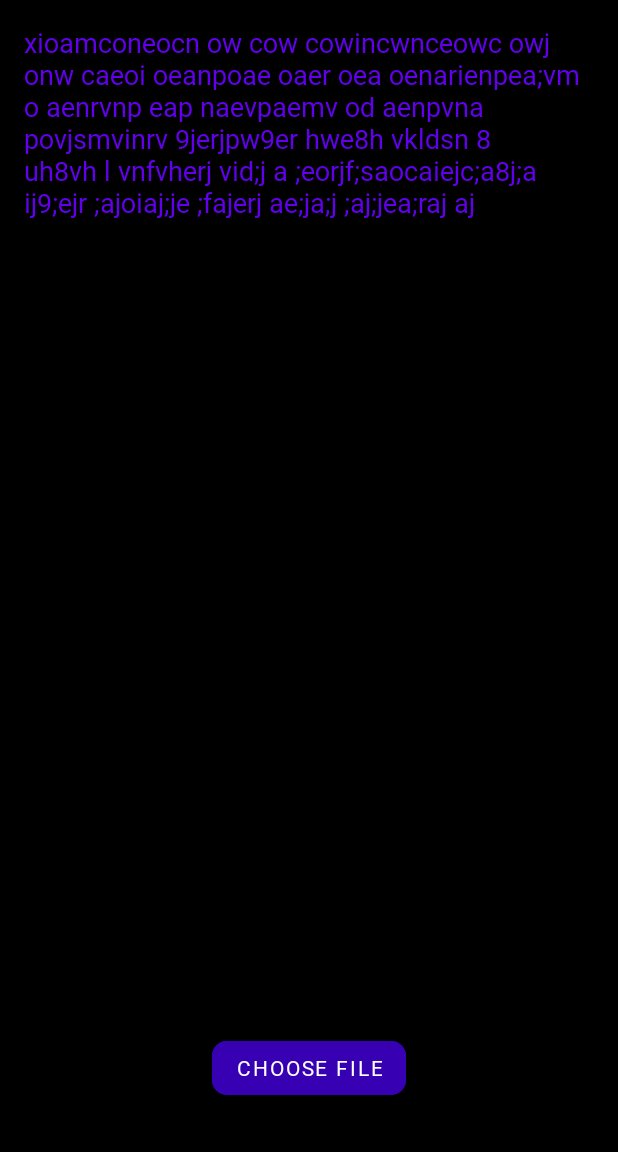
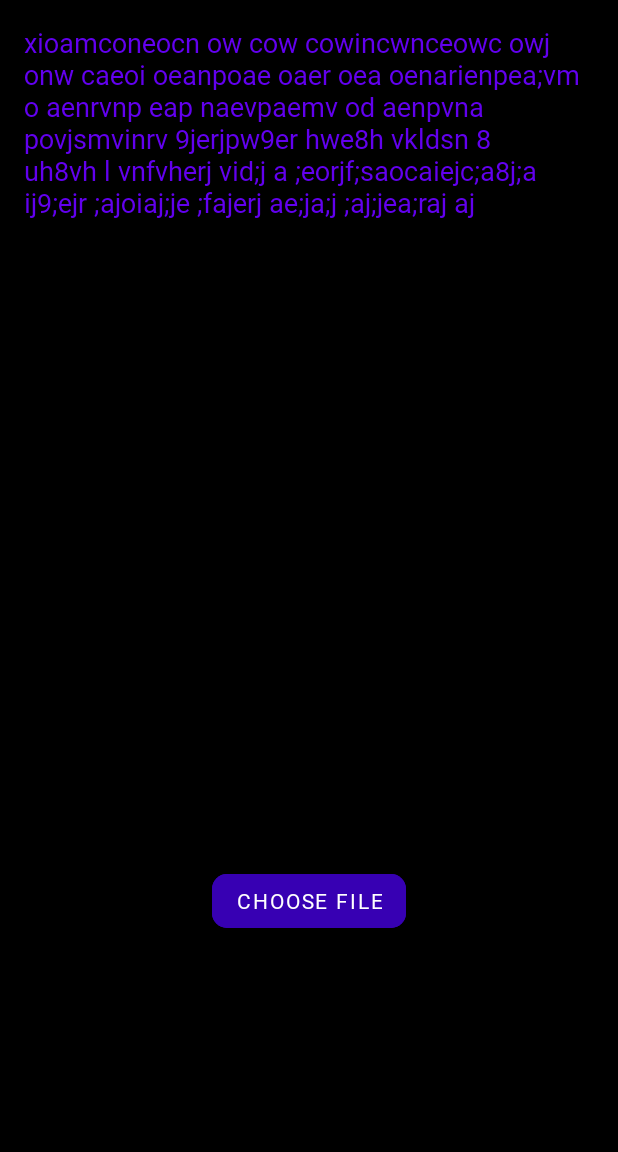
Before and after one commit to Riyaz002/Cipheraz, an Android app: the fragment SelectFileFragment shown on its own in the app's theme, on a phone screen of 412 x 824 dp, the part 84-1236 px from its top. Run offline under Robolectric (Android 15) with nearby library versions, the light colour scheme and no system bars; our stand-ins replace data binding; Roboto replaces fonts that are not available here.

Commit message:
refined the SelectedFileFragment file and removed the CipherFragmentArgs problem

```diff
--- a/app/build.gradle
+++ b/app/build.gradle
@@ -2,7 +2,7 @@ plugins {
     id 'com.android.application'
     id 'kotlin-android'
     id 'kotlin-kapt'
-    id("androidx.navigation.safeargs")
+    id("androidx.navigation.safeargs.kotlin")
 }
 
 android {
--- a/app/src/main/AndroidManifest.xml
+++ b/app/src/main/AndroidManifest.xml
@@ -1,6 +1,9 @@
 <?xml version="1.0" encoding="utf-8"?>
 <manifest xmlns:android="http://schemas.android.com/apk/res/android"
     package="com.riyaz.cipheraz">
+
+    <uses-permission android:name="android.permission.READ_EXTERNAL_STORAGE"/>
+    <uses-permission android:name="android.permission.WRITE_EXTERNAL_STORAGE"/>
 
     <application
         android:allowBackup="true"
--- a/app/src/main/java/com/riyaz/cipheraz/cipher/CipherFragment.kt
+++ b/app/src/main/java/com/riyaz/cipheraz/cipher/CipherFragment.kt
@@ -12,8 +12,10 @@ import android.widget.Toast
 import androidx.core.widget.doOnTextChanged
 import androidx.databinding.DataBindingUtil
 import androidx.lifecycle.Observer
+import androidx.navigation.fragment.navArgs
 import com.riyaz.cipheraz.R
 import com.riyaz.cipheraz.databinding.CipherFragmentBinding
+import com.riyaz.cipheraz.selectfile.SelectFileFragment
 
 class CipherFragment : Fragment() {
 
@@ -31,7 +33,8 @@ class CipherFragment : Fragment() {
     ): View? {
         binding = DataBindingUtil.inflate(inflater, R.layout.cipher_fragment, container, false)
 
-        val path = CipherFragmentArgs().path
+        val args: CipherFragmentArgs by navArgs()
+        val path: String? = args.path
 
         viewModel = ViewModelProvider(this, CipherViewModelFactory(path?: "")).get(CipherViewModel::class.java)
 
--- a/app/src/main/java/com/riyaz/cipheraz/selectfile/SelectFileViewModel.kt
+++ b/app/src/main/java/com/riyaz/cipheraz/selectfile/SelectFileViewModel.kt
@@ -7,14 +7,26 @@ import androidx.lifecycle.ViewModel
 class SelectFileViewModel : ViewModel() {
     // TODO: Implement the ViewModel
 
-    private val _eventOnFileSelected = MutableLiveData<Boolean>()
-    val eventOnFileSelected: LiveData<Boolean> get() = _eventOnFileSelected
+    private val _path: MutableLiveData<String?> = MutableLiveData(null)
+    val path: LiveData<String?> get() = _path
+
+    private val _eventOnFileSelected = MutableLiveData<Boolean?>(null)
+    val eventOnFileSelected: LiveData<Boolean?> get() = _eventOnFileSelected
 
     fun onChooseFileButtonClicked(){
 
     }
 
-    fun onFileSelected(){
+    fun fetchPath(path: String){
+        _path.value = path
+    }
+
+    fun filePathInvalidEvent(){
+        _eventOnFileSelected.value = false
+        _path.value = null
+    }
+
+    fun fileSelected(){
         _eventOnFileSelected.value = true
     }
 
--- a/app/src/main/res/layout/select_file_fragment.xml
+++ b/app/src/main/res/layout/select_file_fragment.xml
@@ -6,7 +6,6 @@
     <data>
 
     </data>
-
     <androidx.constraintlayout.widget.ConstraintLayout
         android:layout_width="match_parent"
         android:layout_height="match_parent"
@@ -16,16 +15,14 @@
         <com.google.android.material.textview.MaterialTextView
             android:id="@+id/tv_choose_file"
             android:layout_width="0dp"
-            android:textColor="@color/purple_500"
-            android:layout_height="0dp"
+            android:layout_height="wrap_content"
             android:layout_marginStart="16dp"
             android:layout_marginTop="16dp"
             android:layout_marginEnd="16dp"
-            android:layout_marginBottom="16dp"
             android:fontFamily="@font/roboto"
             android:text="xioamconeocn ow cow cowincwnceowc owj onw caeoi oeanpoae oaer oea oenarienpea;vm o aenrvnp eap naevpaemv od aenpvna povjsmvinrv 9jerjpw9er hwe8h vkldsn 8 uh8vh l vnfvherj vid;j a ;eorjf;saocaiejc;a8j;a ij9;ejr ;ajoiaj;je ;fajerj ae;ja;j ;aj;jea;raj aj"
+            android:textColor="@color/purple_500"
             android:textSize="18sp"
-            app:layout_constraintBottom_toTopOf="@+id/button_choose_file"
             app:layout_constraintEnd_toEndOf="parent"
             app:layout_constraintHorizontal_bias="0.0"
             app:layout_constraintStart_toStartOf="parent"
@@ -35,14 +32,14 @@
             android:id="@+id/button_choose_file"
             android:layout_width="wrap_content"
             android:layout_height="wrap_content"
-            android:layout_constraintVertical_bias="0.5"
-            android:layout_marginBottom="32dp"
+            android:backgroundTint="@color/purple_700"
             android:fontFamily="@font/roboto"
             android:text="Choose file"
             app:cornerRadius="10dp"
             app:layout_constraintBottom_toBottomOf="parent"
             app:layout_constraintEnd_toEndOf="parent"
-            android:backgroundTint="@color/purple_700"
-            app:layout_constraintStart_toStartOf="parent" />
+            app:layout_constraintStart_toStartOf="parent"
+            app:layout_constraintTop_toBottomOf="@+id/tv_choose_file"
+            app:layout_constraintVertical_bias="0.75" />
     </androidx.constraintlayout.widget.ConstraintLayout>
 </layout>
```
Also changed, not shown: app/src/main/java/com/riyaz/cipheraz/selectfile/SelectFileFragment.kt (+71 -16 lines), app/src/main/res/layout/cipher_fragment.xml (+5 -4 lines).
